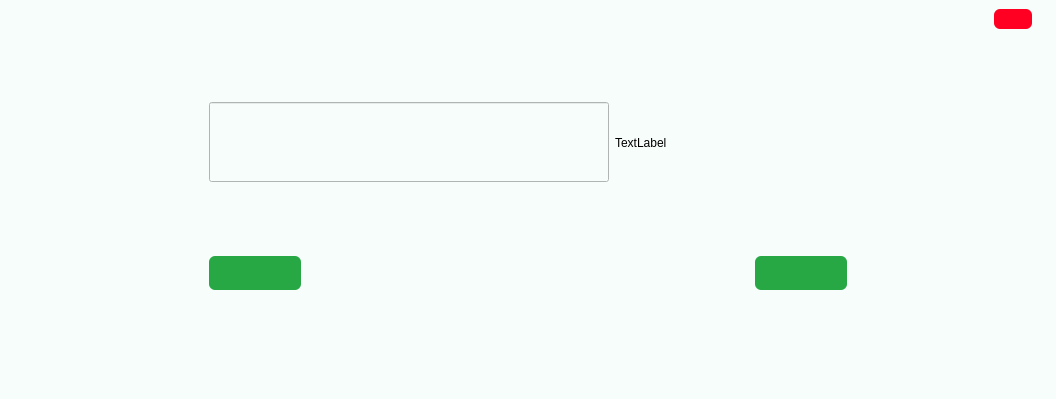
Before: the Qt Designer form setup.ui in Farazist/raspberrypi-app, drawn with Qt 5.
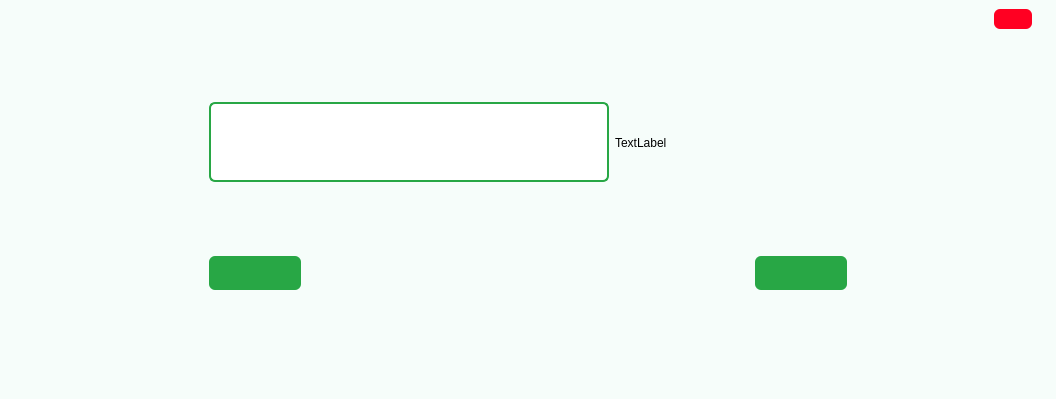
After: the same form once the commit is applied. The open tabs and pages were chosen to show the change. Icons and pictures are not drawn.

The edit to the form file:
```diff
--- a/setup.ui
+++ b/setup.ui
@@ -1011,6 +1011,14 @@
               <height>16777215</height>
              </size>
             </property>
+            <property name="styleSheet">
+             <string notr="true">background-color: #ffffff; 
+padding: 3px; 
+border: 2px solid #28a745;
+border-radius: 6px;
+font: 26pt &quot;IRANSansFaNum&quot;;
+color:#000000;</string>
+            </property>
             <property name="inputMethodHints">
              <set>Qt::ImhDigitsOnly</set>
             </property>
```
Left out of the diff: 38 changed lines with no effect on the pictures.
